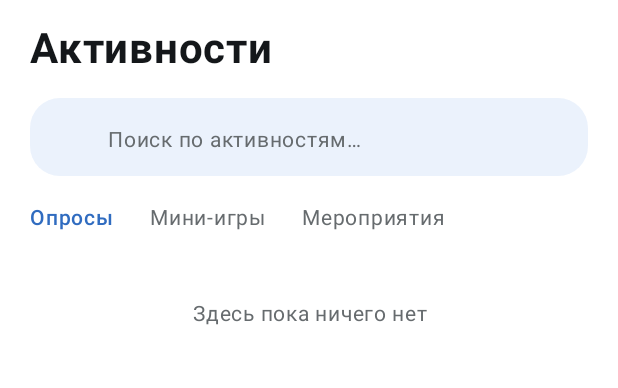
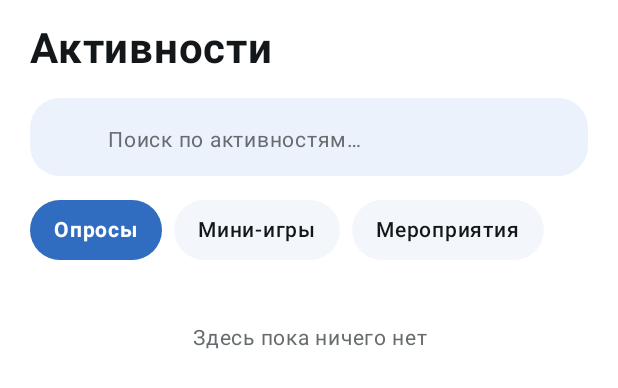
Before and after one commit to AmI2077/ApexHR, an Android app built with Jetpack Compose: the @Preview function ActivitiesScreenEmptyPreview, on a phone screen of 412 x 824 dp. Shown: the top 388 px of the screen. Run offline under Robolectric (Android 15) with nearby library versions, the phone set to English and light mode, and no system bars.

Commit message:
Вкладки активностей на общих таблетках
- Вкладки «Опросы / Мини-игры / Мероприятия» на экране активностей теперь рисуются общим ApexPillTabs вместо текстового ряда; набор, порядок и названия вкладок прежние
- Выбранная вкладка ищется по id категории, нажатие передаёт id в onCategoryClick, как раньше
- Удалён больше не используемый ActivityCategoryTabs из Components.kt
- Оценка 1–5 в опросе осталась на FilterChip: это ответ на вопрос, а не вкладка

Тесты: 323, все проходят

```diff
--- a/app/src/main/java/com/example/apexhr/features/activities/ui/ActivitiesScreen.kt
+++ b/app/src/main/java/com/example/apexhr/features/activities/ui/ActivitiesScreen.kt
@@ -14,6 +14,7 @@ import androidx.compose.ui.tooling.preview.Preview
 import androidx.compose.ui.unit.dp
 import com.example.apexhr.R
 import com.example.apexhr.core.domain.DataError
+import com.example.apexhr.core.ui.composables.ApexPillTabs
 import com.example.apexhr.core.ui.composables.EmptyState
 import com.example.apexhr.core.ui.composables.ErrorState
 import com.example.apexhr.core.ui.composables.LoadingState
@@ -23,7 +24,6 @@ import com.example.apexhr.features.activities.ui.composables.ActivitiesHeader
 import com.example.apexhr.features.activities.ui.composables.ActivitiesPopularTitle
 import com.example.apexhr.features.activities.ui.composables.ActivitiesSearchField
 import com.example.apexhr.features.activities.ui.composables.ActivityCard
-import com.example.apexhr.features.activities.ui.composables.ActivityCategoryTabs
 import com.example.apexhr.features.activities.ui.models.ActivitiesContentState
 import com.example.apexhr.features.activities.ui.models.ActivitiesScreenCallbacks
 import com.example.apexhr.features.activities.ui.models.ActivitiesUiState
@@ -109,10 +109,11 @@ fun ActivitiesScreenContent(
             )
         }
         item {
-            ActivityCategoryTabs(
-                categories = uiState.categories,
-                selectedCategoryId = uiState.selectedCategoryId,
-                onCategoryClick = callbacks::onCategoryClick,
+            val categories = uiState.categories
+            ApexPillTabs(
+                labels = categories.map { stringResource(it.titleRes) },
+                selectedIndex = categories.indexOfFirst { it.id == uiState.selectedCategoryId },
+                onSelect = { index -> categories.getOrNull(index)?.let { callbacks.onCategoryClick(it.id) } },
             )
         }
         when (val content = uiState.content) {
--- a/app/src/main/java/com/example/apexhr/features/activities/ui/composables/Components.kt
+++ b/app/src/main/java/com/example/apexhr/features/activities/ui/composables/Components.kt
@@ -38,7 +38,6 @@ import com.example.apexhr.core.ui.theme.primaryTextColor
 import com.example.apexhr.core.ui.theme.secondaryBlueColor
 import com.example.apexhr.core.ui.theme.secondaryTextColor
 import com.example.apexhr.core.ui.theme.transparent
-import com.example.apexhr.features.activities.ui.models.ActivityCategoryUiModel
 import com.example.apexhr.features.activities.ui.models.ActivitySubtitle
 import com.example.apexhr.features.activities.ui.models.ActivityUiModel
 
@@ -96,30 +95,6 @@ fun ActivitiesSearchField(
             unfocusedTextColor = primaryTextColor,
         ),
     )
-}
-
-@Composable
-fun ActivityCategoryTabs(
-    categories: List<ActivityCategoryUiModel>,
-    selectedCategoryId: String,
-    onCategoryClick: (String) -> Unit,
-    modifier: Modifier = Modifier,
-) {
-    Row(
-        modifier = modifier.fillMaxWidth(),
-        horizontalArrangement = Arrangement.spacedBy(ApexDimens.spacing24.dp),
-    ) {
-        categories.forEach { category ->
-            val selected = category.id == selectedCategoryId
-            Text(
-                text = stringResource(category.titleRes),
-                color = if (selected) primaryBlueColor else secondaryTextColor,
-                fontSize = ApexDimens.text14.sp,
-                fontWeight = if (selected) FontWeight.SemiBold else FontWeight.Normal,
-                modifier = Modifier.clickable { onCategoryClick(category.id) },
-            )
-        }
-    }
 }
 
 @Composable
```
